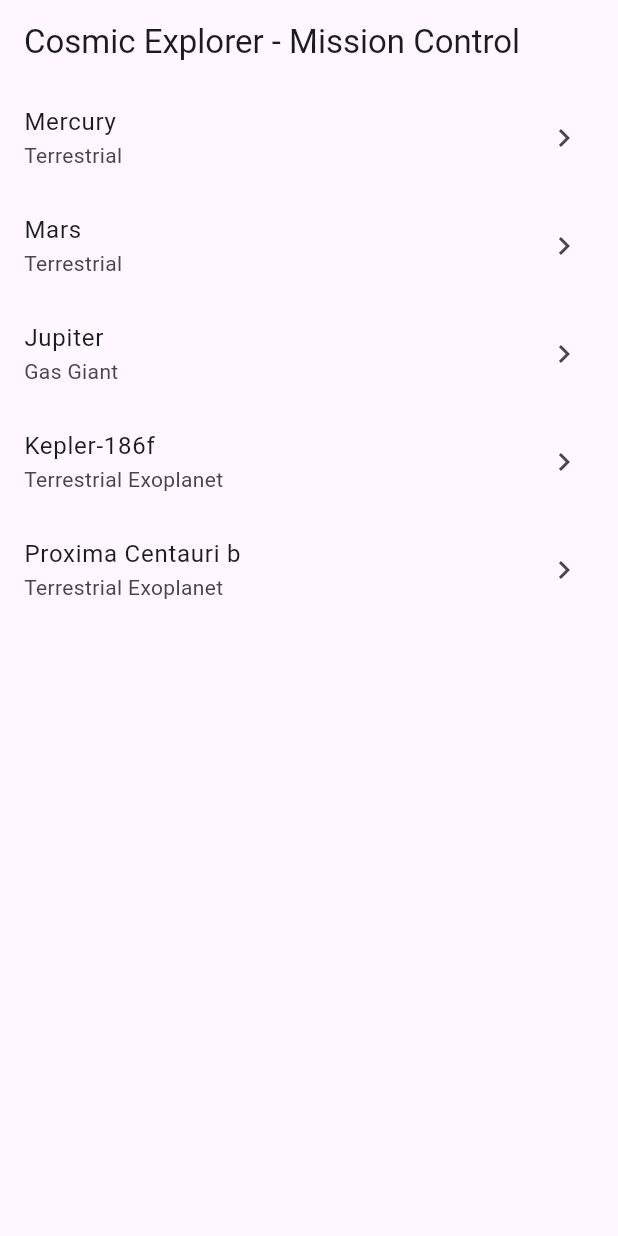
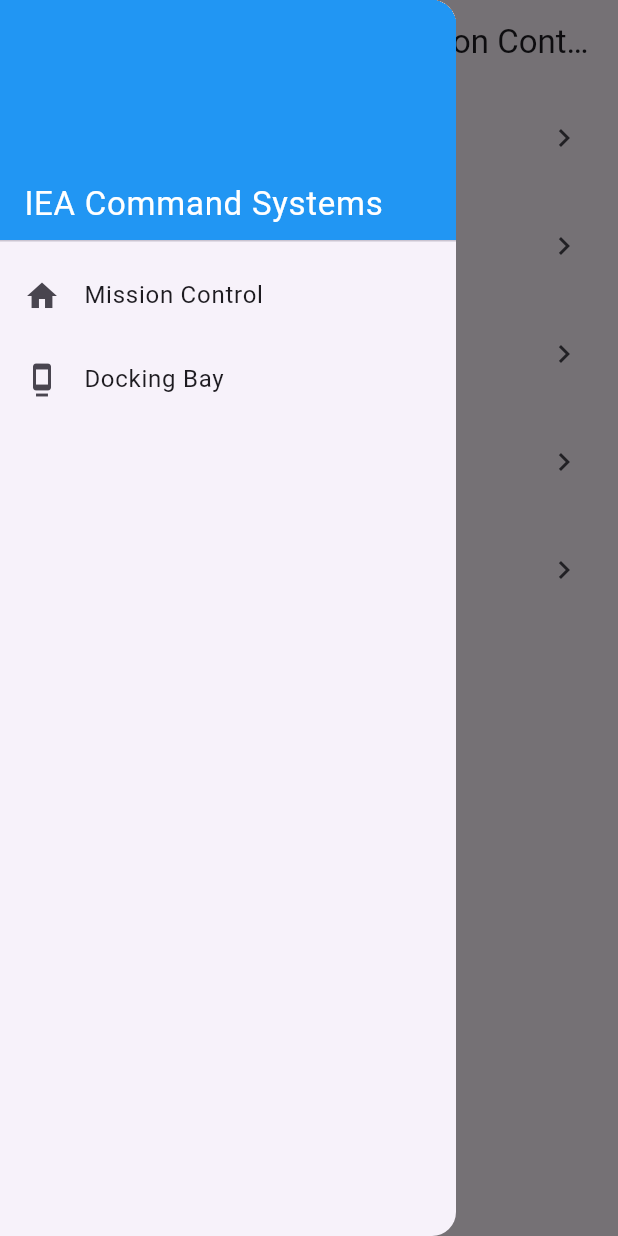
Before and after one commit to kaleb-french/CTEC235-8-MultiPage, a Flutter app: the screen it shows after launch, with the side drawer open (before the commit the screen has no drawer), on a phone screen of 412 x 824 dp. Run offline on Flutter 3.47's test engine with Material 3 defaults, Android fonts, the phone set to English and light mode, and no system bars; our stand-ins replace go_router.

Commit message:
Phase 5- complete
Phase 5-
After code review noticed my drawer was missing. I think my son deleted,
should lock my pc in the future. fixed that, all tests came back good.
AI code review releaved that even though everthing was working I hadn't
migrated my ListTile from Navigator.push to context.push and
context.pop.

```diff
--- a/lib/main.dart
+++ b/lib/main.dart
@@ -94,6 +94,44 @@ class MissionControl extends StatelessWidget {
       appBar: AppBar(
         title: const Text('Cosmic Explorer - Mission Control'),
       ),
+      drawer: Drawer(
+        child: ListView(
+          padding: EdgeInsets.zero,
+          children: [
+            const DrawerHeader(
+              decoration: BoxDecoration(
+                color: Colors.blue,
+              ),
+              child: Align(
+                alignment: Alignment.bottomLeft,
+                child: Text(
+                  'IEA Command Systems',
+                  style: TextStyle(
+                    color: Colors.white,
+                    fontSize: 22,
+                  ),
+                ),
+              ),
+            ),
+            ListTile(
+              leading: const Icon(Icons.home),
+              title: const Text('Mission Control'),
+              onTap: () {
+                Navigator.pop(context); // Close drawer
+                context.go('/');
+              },
+            ),
+            ListTile(
+              leading: const Icon(Icons.dock),
+              title: const Text('Docking Bay'),
+              onTap: () {
+                Navigator.pop(context); // Close drawer
+                context.go('/docking-bay');
+              },
+            ),
+          ],
+        ),
+      ),
       body: ListView.builder(
         itemCount: PlanetCatalog.planets.length,
         itemBuilder: (context, index) {
@@ -104,11 +142,8 @@ class MissionControl extends StatelessWidget {
             subtitle: Text(planet.type),
             trailing: const Icon(Icons.chevron_right),
             onTap: () async {
-              final result = await Navigator.push(
-                context,
-                MaterialPageRoute(
-                  builder: (context) => PlanetDetail(planet: planet),
-                ),
+              final result = await context.push<String>(
+                '/planet/$index'
               );
 
               if (!context.mounted) return;
@@ -158,8 +193,7 @@ class PlanetDetail extends StatelessWidget {
             const SizedBox(height: 24),
             ElevatedButton(
               onPressed: () {
-                Navigator.pop(
-                  context,
+                context.pop(
                   'You visited ${planet.name}!',
                 );
               },
```
Also changed, not shown: 1 other file.
